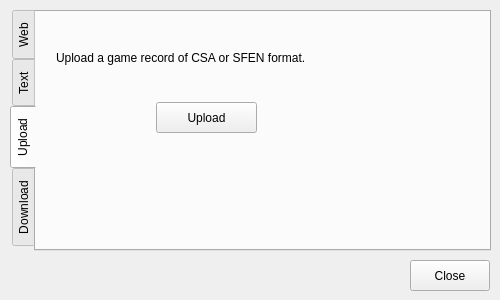
This is forms/recorddialog.ui in shogimaru/shogimaru as Qt 5 draws it before an edit. The edited form follows.
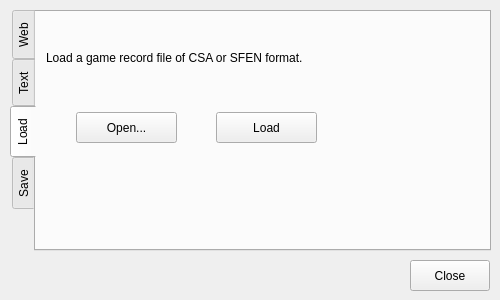
This is the edited form.

```diff
--- a/forms/recorddialog.ui
+++ b/forms/recorddialog.ui
@@ -102,38 +102,64 @@
    </widget>
    <widget class="QWidget" name="tabUpload">
     <attribute name="title">
-     <string>Upload</string>
+     <string>Load</string>
     </attribute>
     <widget class="QPushButton" name="pushButton">
      <property name="geometry">
       <rect>
-       <x>120</x>
-       <y>90</y>
+       <x>180</x>
+       <y>100</y>
        <width>101</width>
        <height>31</height>
       </rect>
      </property>
      <property name="text">
-      <string>Upload</string>
+      <string>Load</string>
      </property>
     </widget>
     <widget class="QLabel" name="label_3">
      <property name="geometry">
       <rect>
-       <x>20</x>
+       <x>10</x>
        <y>30</y>
        <width>371</width>
        <height>31</height>
       </rect>
      </property>
      <property name="text">
-      <string>Upload a game record of CSA or SFEN format.</string>
+      <string>Load a game record file of CSA or SFEN format.</string>
+     </property>
+    </widget>
+    <widget class="QPushButton" name="fileOpenButton">
+     <property name="geometry">
+      <rect>
+       <x>40</x>
+       <y>100</y>
+       <width>101</width>
+       <height>31</height>
+      </rect>
+     </property>
+     <property name="text">
+      <string>Open...</string>
+     </property>
+    </widget>
+    <widget class="QLabel" name="labelRecordFilePath">
+     <property name="geometry">
+      <rect>
+       <x>20</x>
+       <y>70</y>
+       <width>301</width>
+       <height>20</height>
+      </rect>
+     </property>
+     <property name="text">
+      <string/>
      </property>
     </widget>
    </widget>
    <widget class="QWidget" name="tabDownload">
     <attribute name="title">
-     <string>Download</string>
+     <string>Save</string>
     </attribute>
     <widget class="QPushButton" name="downloadButton">
      <property name="geometry">
```
Left out of the diff: 22 changed lines with no effect on the pictures.
